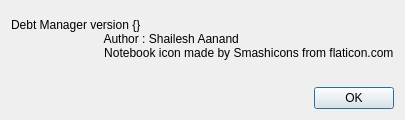
Qt form debt_management/about_us.ui (shaileshaanand/debt-manager) before a commit.
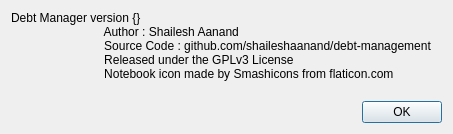
The same form after that commit.

Commit message: add github link and license info to about dialog

What changed in the file:
```diff
--- a/debt_management/about_us.ui
+++ b/debt_management/about_us.ui
@@ -6,8 +6,8 @@
             <rect>
                 <x>0</x>
                 <y>0</y>
-                <width>400</width>
-                <height>120</height>
+                <width>453</width>
+                <height>133</height>
             </rect>
         </property>
         <property name="windowTitle">
@@ -29,6 +29,8 @@
                     <property name="text">
                         <string>Debt Manager version {}
                             Author : Shailesh Aanand
+                            Source Code : github.com/shaileshaanand/debt-management
+                            Released under the GPLv3 License
                             Notebook icon made by Smashicons from flaticon.com
                         </string>
                     </property>
```
The commit also changes 1 other file.
